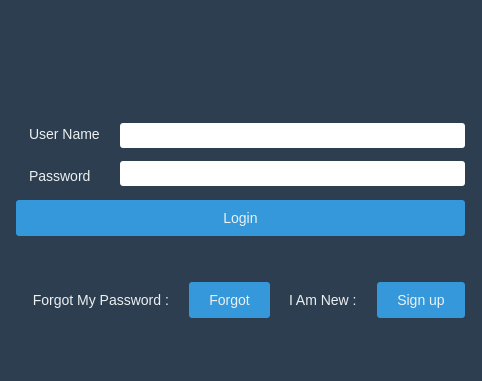
This is Client/myclient.ui in amirsoleimani7/AP_Project as Qt 5 draws it before an edit. The edited form follows.
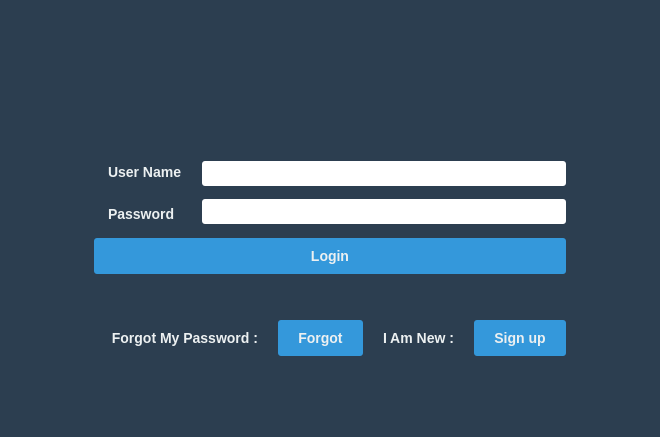
This is the edited form.

What changed in the file:
```diff
--- a/Client/myclient.ui
+++ b/Client/myclient.ui
@@ -6,8 +6,8 @@
    <rect>
     <x>0</x>
     <y>0</y>
-    <width>482</width>
-    <height>381</height>
+    <width>660</width>
+    <height>437</height>
    </rect>
   </property>
   <property name="windowTitle">
@@ -22,6 +22,7 @@
   border-radius: 3px;
   cursor: pointer;
   font-size: 14px;
+font-weight: bold;
 }
 QPushButton:hover {
   background-color: #2980b9;
@@ -29,6 +30,7 @@
 QLabel{
   font-family: 'Arial', sans-serif;
   background-color: #2c3e50;
+font-weight: bold;
   color: #ecf0f1;
   padding: 10px;
   text-align: center;
@@ -37,11 +39,13 @@
 QLineEdit{
   border-radius: 3px;
   border: none;
+font-weight: bold;
   Hight: 20px
 }
 QDialog
 {
 background-color: #2c3e50;
+font-weight: bold;
 }
 QMainWindow{
   background-color: #2c3e50;
@@ -51,6 +55,7 @@
 }
 QCombobox{
   background-color: #2c3e50;
+font-weight: bold;
   color: #ecf0f1;
   padding: 10px 20px;
   border: none;
@@ -159,6 +164,13 @@
                 <height>25</height>
                </size>
               </property>
+              <property name="font">
+               <font>
+                <family>Arial</family>
+                <pointsize>10</pointsize>
+                <bold>true</bold>
+               </font>
+              </property>
              </widget>
             </item>
             <item>
@@ -169,6 +181,16 @@
                 <height>25</height>
                </size>
               </property>
+              <property name="font">
+               <font>
+                <family>Arial</family>
+                <pointsize>10</pointsize>
+                <bold>true</bold>
+               </font>
+              </property>
+              <property name="echoMode">
+               <enum>QLineEdit::Password</enum>
+              </property>
              </widget>
             </item>
            </layout>
@@ -177,6 +199,12 @@
         </item>
         <item>
          <widget class="QPushButton" name="pushButton_Login">
+          <property name="font">
+           <font>
+            <pointsize>-1</pointsize>
+            <bold>true</bold>
+           </font>
+          </property>
           <property name="text">
            <string>Login</string>
           </property>
@@ -208,6 +236,12 @@
             </item>
             <item>
              <widget class="QPushButton" name="pushButton_forgot">
+              <property name="font">
+               <font>
+                <pointsize>-1</pointsize>
+                <bold>true</bold>
+               </font>
+              </property>
               <property name="text">
                <string>Forgot</string>
               </property>
@@ -224,6 +258,12 @@
               </item>
               <item>
                <widget class="QPushButton" name="pushButton_signup">
+                <property name="font">
+                 <font>
+                  <pointsize>-1</pointsize>
+                  <bold>true</bold>
+                 </font>
+                </property>
                 <property name="text">
                  <string>Sign up</string>
                 </property>
```
Left out of the diff: 4 changed lines with no effect on the pictures.
